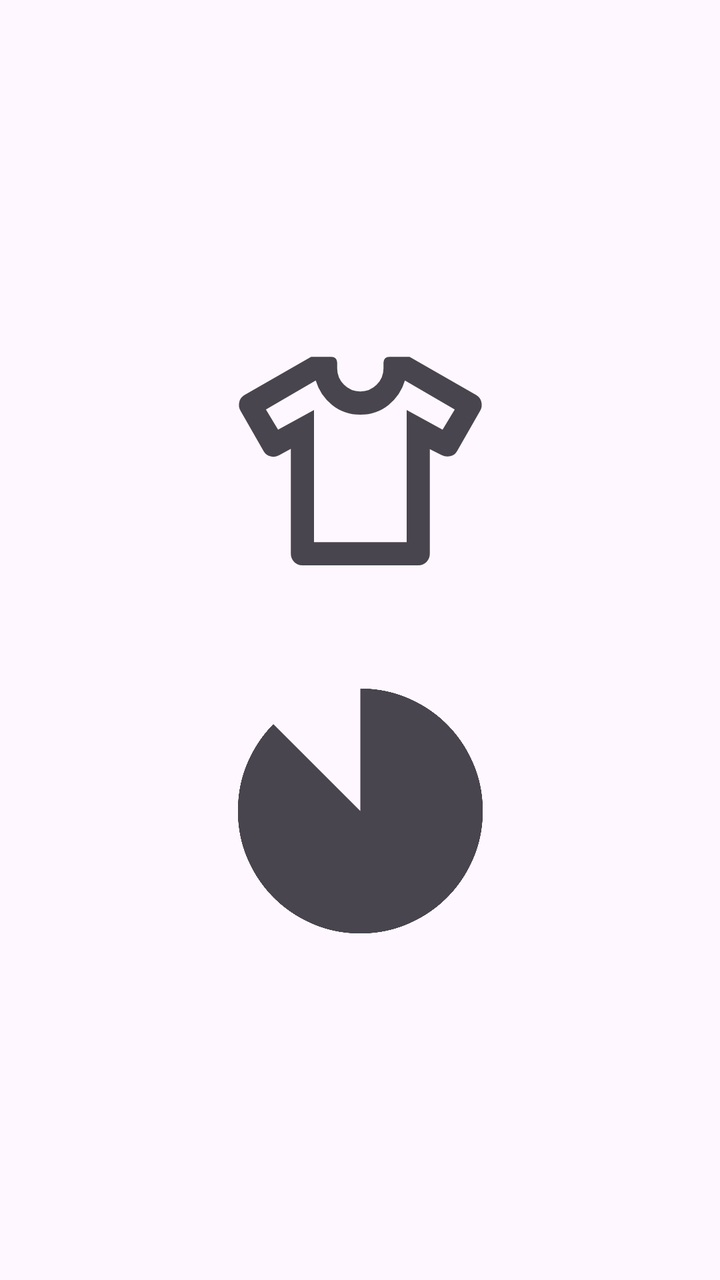
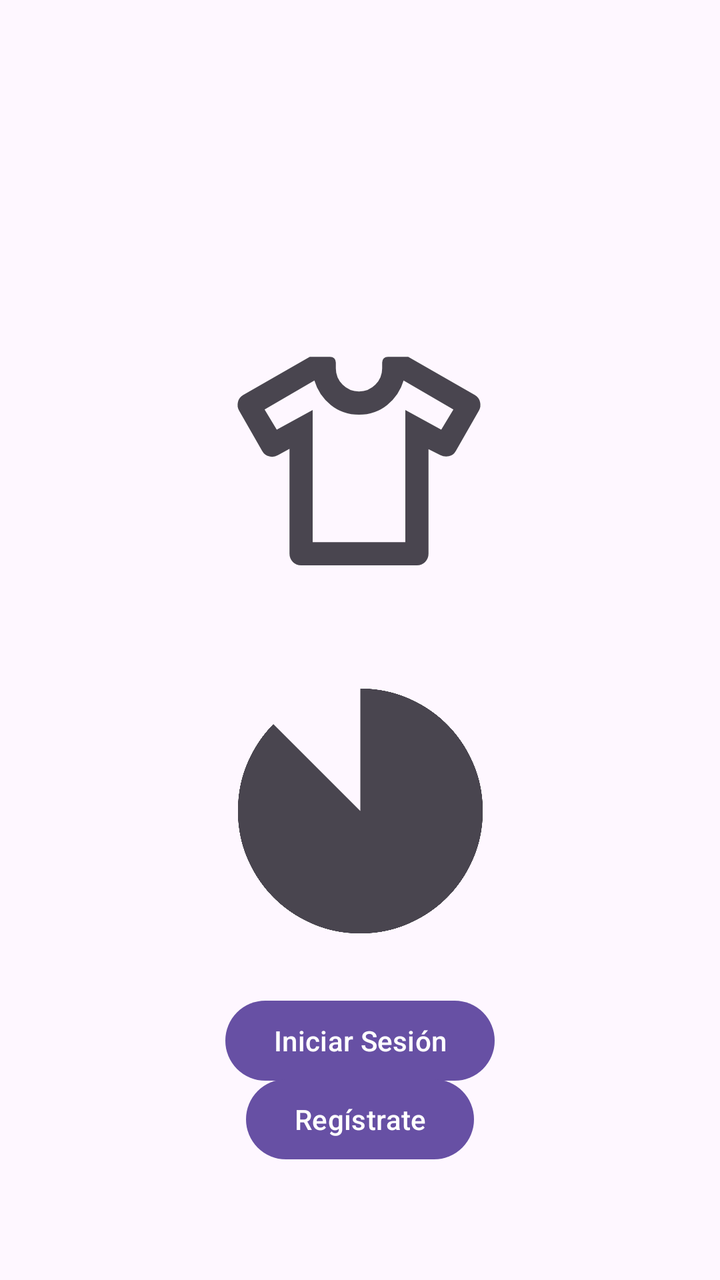

An Android layout rendered at two revisions. The XML below is the earlier revision; the diff shows what the commit changed to produce the second picture.
<!-- AndroidManifest.xml: application theme Theme.Tarea_1__PMyDM -->
<!-- res/layout/fragment_first_.xml -->
<?xml version="1.0" encoding="utf-8"?>
<androidx.constraintlayout.widget.ConstraintLayout xmlns:android="http://schemas.android.com/apk/res/android"
    xmlns:app="http://schemas.android.com/apk/res-auto"
    android:layout_width="match_parent"
    android:layout_height="match_parent">

    <ImageView
        android:id="@+id/splash_image_logo"
        android:layout_width="168dp"
        android:layout_height="139dp"
        android:contentDescription="@string/logo"
        app:layout_constraintBottom_toTopOf="@+id/splash_image_loading"
        app:layout_constraintEnd_toEndOf="parent"
        app:layout_constraintStart_toStartOf="parent"
        app:layout_constraintTop_toTopOf="parent"
        app:layout_constraintVertical_chainStyle="packed"
        app:srcCompat="@drawable/apparel_24px" />

    <ImageView
        android:id="@+id/splash_image_loading"
        android:layout_width="147dp"
        android:layout_height="147dp"
        android:layout_marginTop="32dp"
        android:contentDescription="@string/icono_cargando"
        app:layout_constraintBottom_toBottomOf="parent"
        app:layout_constraintEnd_toEndOf="parent"
        app:layout_constraintStart_toStartOf="parent"
        app:layout_constraintTop_toBottomOf="@+id/splash_image_logo"
        app:srcCompat="@drawable/incomplete_circle_24px" />

</androidx.constraintlayout.widget.ConstraintLayout>
<!-- resources referenced by this layout -->
<resources>
  <!-- drawable apparel_24px (drawable) -->
  <vector xmlns:android="http://schemas.android.com/apk/res/android"
      android:width="24dp"
      android:height="24dp"
      android:viewportWidth="960"
      android:viewportHeight="960"
      android:tint="?attr/colorControlNormal">
    <path
        android:fillColor="@android:color/white"
        android:pathData="M240,438L200,460Q186,468 170,464Q154,460 146,446L66,306Q58,292 62,276Q66,260 80,252L310,120L380,120Q389,120 394.5,125.5Q400,131 400,140L400,160Q400,193 423.5,216.5Q447,240 480,240Q513,240 536.5,216.5Q560,193 560,160L560,140Q560,131 565.5,125.5Q571,120 580,120L650,120L880,252Q894,260 898,276Q902,292 894,306L814,446Q806,460 790.5,463.5Q775,467 760,459L720,439L720,800Q720,817 708.5,828.5Q697,840 680,840L280,840Q263,840 251.5,828.5Q240,817 240,800L240,438ZM320,304L320,760L640,760L640,304L764,372L806,302L634,202L634,202Q619,253 577.5,286.5Q536,320 480,320Q424,320 382.5,286.5Q341,253 326,202L326,202L154,302L196,372L320,304ZM480,481L480,481L480,481L480,481L480,481Q480,481 480,481Q480,481 480,481Q480,481 480,481Q480,481 480,481L480,481L480,481L480,481L480,481L480,481L480,481Z"/>
  </vector>
  <!-- drawable incomplete_circle_24px (drawable) -->
  <vector xmlns:android="http://schemas.android.com/apk/res/android"
      android:width="24dp"
      android:height="24dp"
      android:viewportWidth="960"
      android:viewportHeight="960"
      android:tint="?attr/colorControlNormal">
    <path
        android:fillColor="@android:color/white"
        android:pathData="M480,880Q397,880 324,848.5Q251,817 197,763Q143,709 111.5,636Q80,563 80,480Q80,396 111,323.5Q142,251 196,196L480,480L480,80Q563,80 636,111.5Q709,143 763,197Q817,251 848.5,324Q880,397 880,480Q880,563 848.5,636Q817,709 763,763Q709,817 636,848.5Q563,880 480,880Z"/>
  </vector>
  <string name="icono_cargando">icono_cargando</string>
  <string name="logo">logo</string>
  <style name="Theme.Tarea_1__PMyDM" parent="Base.Theme.Tarea_1__PMyDM" />
  <style name="Base.Theme.Tarea_1__PMyDM" parent="Theme.Material3.DayNight.NoActionBar">
          
          
      </style>
</resources>

<!-- the commit's change to res/layout/fragment_first_.xml (unified diff, before → after) -->
@@ -1,8 +1,10 @@
 <?xml version="1.0" encoding="utf-8"?>
 <androidx.constraintlayout.widget.ConstraintLayout xmlns:android="http://schemas.android.com/apk/res/android"
     xmlns:app="http://schemas.android.com/apk/res-auto"
+    xmlns:tools="http://schemas.android.com/tools"
     android:layout_width="match_parent"
-    android:layout_height="match_parent">
+    android:layout_height="match_parent"
+    tools:context=".First_Fragment">
 
     <ImageView
         android:id="@+id/splash_image_logo"
@@ -11,6 +13,7 @@
         android:contentDescription="@string/logo"
         app:layout_constraintBottom_toTopOf="@+id/splash_image_loading"
         app:layout_constraintEnd_toEndOf="parent"
+        app:layout_constraintHorizontal_bias="0.497"
         app:layout_constraintStart_toStartOf="parent"
         app:layout_constraintTop_toTopOf="parent"
         app:layout_constraintVertical_chainStyle="packed"
@@ -28,4 +31,25 @@
         app:layout_constraintTop_toBottomOf="@+id/splash_image_logo"
         app:srcCompat="@drawable/incomplete_circle_24px" />
 
+    <Button
+        android:id="@+id/splash_btn_login"
+        android:layout_width="wrap_content"
+        android:layout_height="wrap_content"
+        android:layout_marginTop="26dp"
+        android:text="@string/iniciar_sesion"
+        app:layout_constraintBottom_toTopOf="@+id/splash_btn_register"
+        app:layout_constraintEnd_toEndOf="parent"
+        app:layout_constraintStart_toStartOf="parent"
+        app:layout_constraintTop_toBottomOf="@+id/splash_image_loading" />
+
+    <Button
+        android:id="@+id/splash_btn_register"
+        android:layout_width="wrap_content"
+        android:layout_height="wrap_content"
+        android:text="@string/registrate"
+        app:layout_constraintBottom_toBottomOf="parent"
+        app:layout_constraintEnd_toEndOf="parent"
+        app:layout_constraintStart_toStartOf="parent"
+        app:layout_constraintTop_toBottomOf="@+id/splash_image_loading" />
+
 </androidx.constraintlayout.widget.ConstraintLayout>
<!-- resource entries referenced after the edit -->
@@ -22,8 +22,10 @@
         android:fillColor="@android:color/white"
         android:pathData="M480,880Q397,880 324,848.5Q251,817 197,763Q143,709 111.5,636Q80,563 80,480Q80,396 111,323.5Q142,251 196,196L480,480L480,80Q563,80 636,111.5Q709,143 763,197Q817,251 848.5,324Q880,397 880,480Q880,563 848.5,636Q817,709 763,763Q709,817 636,848.5Q563,880 480,880Z"/>
   </vector>
-  <string name="icono_cargando">icono_cargando</string>
-  <string name="logo">logo</string>
+  <string name="icono_cargando">Icono de carga</string>
+  <string name="iniciar_sesion">Iniciar Sesión</string>
+  <string name="logo">Logo</string>
+  <string name="registrate">Regístrate</string>
   <style name="Theme.Tarea_1__PMyDM" parent="Base.Theme.Tarea_1__PMyDM" />
   <style name="Base.Theme.Tarea_1__PMyDM" parent="Theme.Material3.DayNight.NoActionBar">
           
